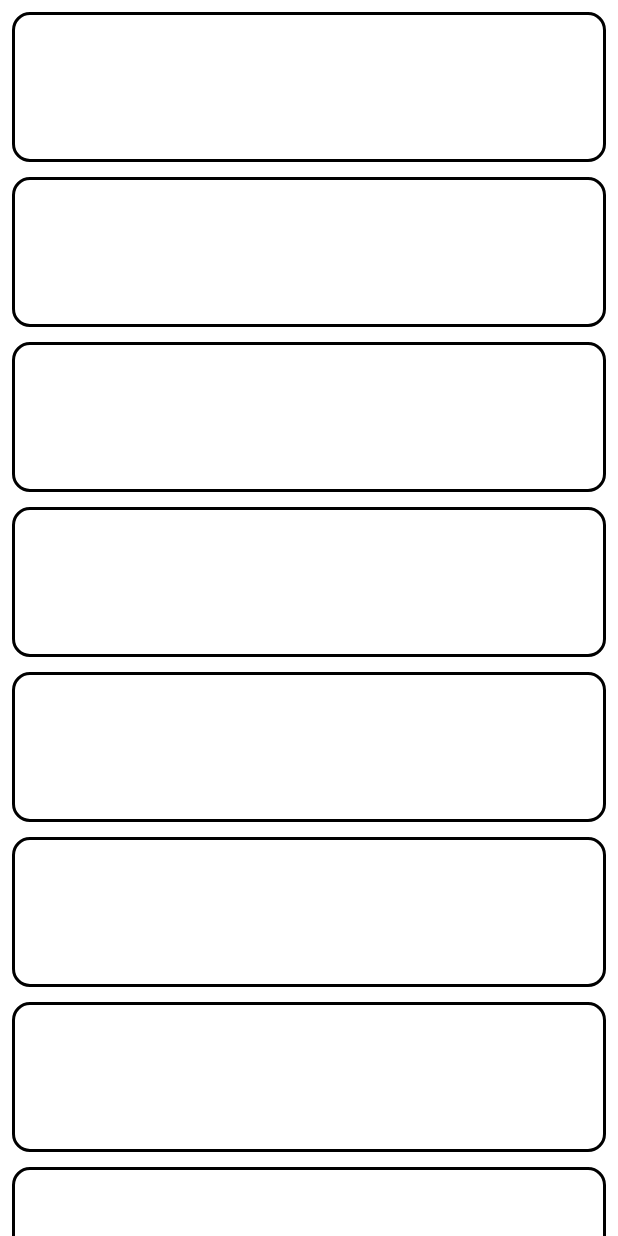
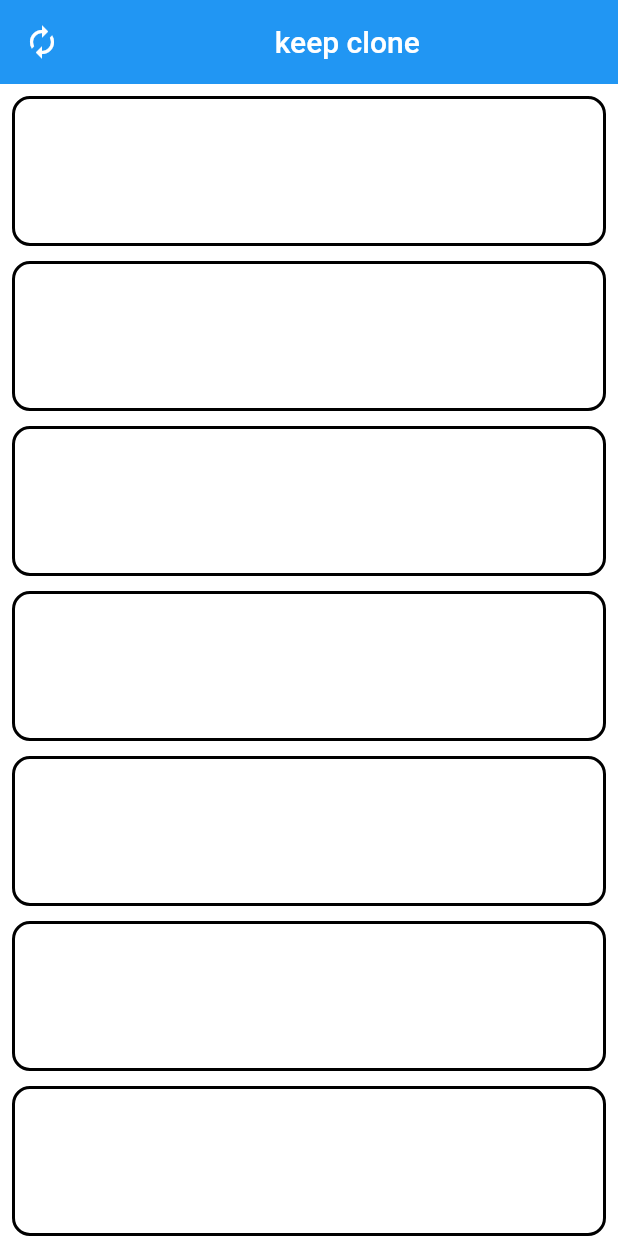
Before and after one commit to samiFlutter/keep_clone, a Flutter app: the screen it shows after launch, on a phone screen of 412 x 824 dp. Run offline on Flutter 3.47's test engine with Material 2 defaults, Android fonts, the phone set to English and light mode, and no system bars; our stand-ins replace sqflite; accounts and stored records are empty.

Commit message:
before starting with db

```diff
--- a/lib/model/item_model.dart
+++ b/lib/model/item_model.dart
@@ -13,8 +13,24 @@ class ItemModel extends StatefulWidget {
 class _ItemModelState extends State<ItemModel> {
   @override
   Widget build(BuildContext context) {
-    return Container(
-      color: Colors.amber,
-    );
+    return
+      InkWell(
+        child: Column(
+          children: [
+            Container(
+              decoration: BoxDecoration(
+                border: Border.all(width: 2),
+                borderRadius: BorderRadius.circular(12),
+              ),
+              height: 100,
+              //color: Colors.amberAccent,
+            ),
+            const SizedBox(
+              height: 10,
+            ),
+          ],
+        ),
+      )
+    ;
   }
 }
--- a/lib/screen/home_screen.dart
+++ b/lib/screen/home_screen.dart
@@ -16,6 +16,14 @@ class _HomeState extends State<Home> {
   Widget build(BuildContext context) {
     return Scaffold(
       backgroundColor: Colors.white,
+      appBar: AppBar(
+        title: Center(child: Text("keep clone ")),
+        elevation: 0,
+        leading: IconButton(
+          icon: Icon(Icons.autorenew),
+          onPressed: () {},
+        ),
+      ),
       body: ListView(
         padding: const EdgeInsets.all(8),
         children: itemsService.listItems,
--- a/lib/service/items_service.dart
+++ b/lib/service/items_service.dart
@@ -1,24 +1,12 @@
 import 'package:flutter/material.dart';
+import 'package:keep_clone/model/item_model.dart';
+import 'package:sqflite/sqflite.dart';
 
 class ItemsService {
   var listItems = <Widget>[
-    for (int i = 0; i < 20; i++)
-      InkWell(
-        child: Column(
-          children: [
-            Container(
-              decoration: BoxDecoration(
-                border: Border.all(width: 2),
-                borderRadius: BorderRadius.circular(12),
-              ),
-              height: 100,
-              //color: Colors.amberAccent,
-            ),
-            const SizedBox(
-              height: 10,
-            ),
-          ],
-        ),
-      ),
+    for (int i = 0; i < 20; i++) const ItemModel(),
   ];
+
+
+
 }
--- a/pubspec.yaml
+++ b/pubspec.yaml
@@ -27,6 +27,7 @@ environment:
 # the latest version available on pub.dev. To see which dependencies have newer
 # versions available, run `flutter pub outdated`.
 dependencies:
+  sqflite:
   flutter:
     sdk: flutter
 
```
Also changed, not shown: pubspec.lock.
